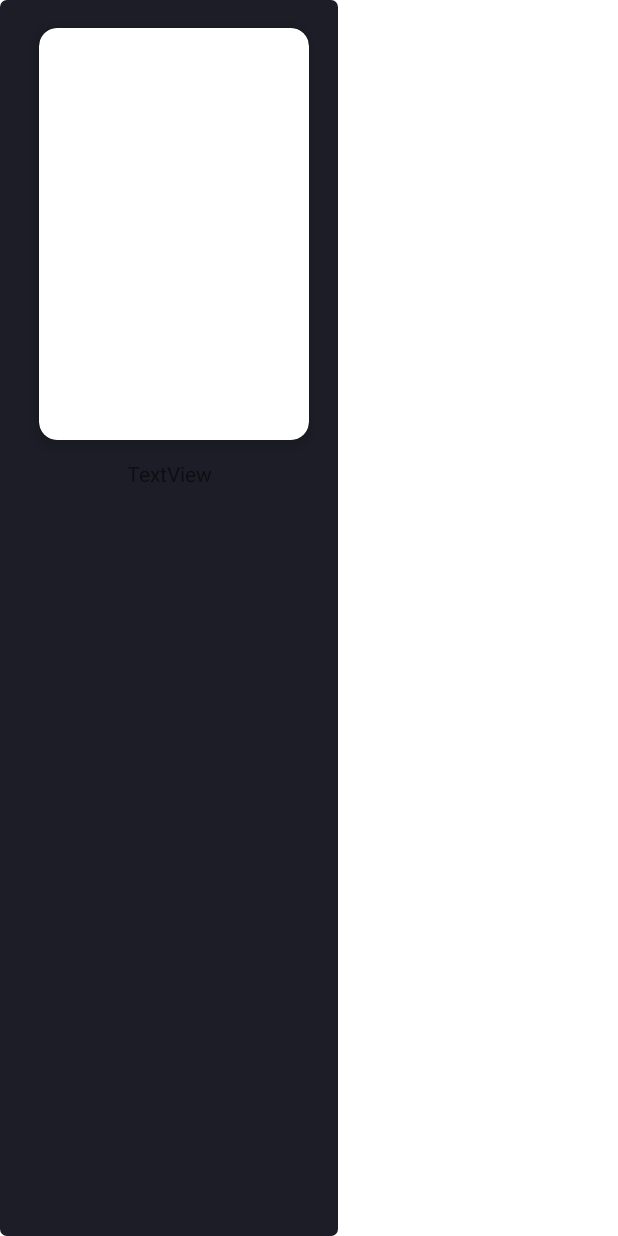
After one commit to re0078/Actex, an Android app: the layout item_movie.xml on its own in the app's theme, with its tools: preview values and no code run, on a phone screen of 412 x 824 dp. The commit adds this screen. Run offline under Robolectric (Android 15) with nearby library versions, the phone set to English and light mode, and no system bars.

Commit message:
movie_item added

```diff
--- /dev/null
+++ b/app/src/main/res/drawable/movie_detail_image.xml
@@ -0,0 +1,15 @@
+<?xml version="1.0" encoding="utf-8"?>
+<shape xmlns:android="http://schemas.android.com/apk/res/android"
+    android:shape="rectangle">
+    <solid android:color="@color/backgroundDark" />
+    <padding
+        android:bottom="6dp"
+        android:left="6dp"
+        android:right="6dp"
+        android:top="6dp" />
+    <corners android:radius="4dp" />
+
+    <stroke
+        android:width="1dp"
+        android:color="@color/backgroundDark" />
+</shape>
--- /dev/null
+++ b/app/src/main/res/drawable/movie_detail_image_selected.xml
@@ -0,0 +1,16 @@
+<?xml version="1.0" encoding="utf-8"?>
+<shape xmlns:android="http://schemas.android.com/apk/res/android"
+    xmlns:tools="http://schemas.android.com/tools"
+    android:shape="rectangle"
+    tools:ignore="ExtraText">
+    <solid android:color="@color/colorPrimary" />
+    <padding
+        android:bottom="6dp"
+        android:left="6dp"
+        android:right="6dp"
+        android:top="6dp" />
+    <corners android:radius="4dp" />
+    <stroke
+        android:width="1dp"
+        android:color="#00ffffff" />
+</shape>
--- /dev/null
+++ b/app/src/main/res/drawable/movie_image_drawable.xml
@@ -0,0 +1,16 @@
+<?xml version="1.0" encoding="utf-8"?>
+<shape xmlns:android="http://schemas.android.com/apk/res/android"
+    xmlns:tools="http://schemas.android.com/tools"
+    android:shape="rectangle"
+    tools:ignore="ExtraText">
+    <solid android:color="#00ffffff" />
+    <padding
+        android:bottom="6dp"
+        android:left="6dp"
+        android:right="6dp"
+        android:top="6dp" />
+    <corners android:radius="12dp" />
+    <stroke
+        android:width="1dp"
+        android:color="#00ffffff" />
+</shape>
--- /dev/null
+++ b/app/src/main/res/drawable/movie_item_state.xml
@@ -0,0 +1,5 @@
+<?xml version="1.0" encoding="utf-8"?>
+<selector xmlns:android="http://schemas.android.com/apk/res/android">
+    <item android:drawable="@drawable/movie_detail_image_selected" android:state_pressed="true" /> <!-- pressed -->
+    <item android:drawable="@drawable/movie_detail_image" /> <!-- default -->
+</selector>
--- /dev/null
+++ b/app/src/main/res/layout/item_movie.xml
@@ -0,0 +1,44 @@
+<?xml version="1.0" encoding="utf-8"?>
+<LinearLayout xmlns:android="http://schemas.android.com/apk/res/android"
+    xmlns:app="http://schemas.android.com/apk/res-auto"
+    xmlns:tools="http://schemas.android.com/tools"
+    android:layout_width="225dp"
+    android:layout_height="match_parent"
+    android:background="@drawable/movie_item_state"
+    android:orientation="vertical"
+    android:paddingHorizontal="@dimen/activity_horizontal_margin"
+    tools:ignore="UseCompoundDrawables">
+
+    <androidx.cardview.widget.CardView
+        android:layout_width="200dp"
+        android:layout_height="300dp"
+
+        app:cardElevation="6dp"
+        app:cardCornerRadius="12dp"
+        app:cardPreventCornerOverlap="true"
+        app:cardUseCompatPadding="true">
+
+        <ImageView
+            android:id="@+id/movieImage"
+            android:layout_width="match_parent"
+            android:layout_height="match_parent"
+            android:adjustViewBounds="true"
+            android:contentDescription="@string/movie_name"
+            android:scaleType="fitXY"
+            android:src="@drawable/movie_image_drawable" />
+
+    </androidx.cardview.widget.CardView>
+
+    <!--        app:srcCompat="@drawable/ic_launcher_background" />-->
+    <TextView
+        android:id="@+id/movieNameText"
+        android:layout_width="match_parent"
+        android:layout_height="match_parent"
+        android:text="@string/movie_name"
+        android:textAlignment="center"
+        style="@style/movie_name"
+         />
+</LinearLayout>
+
+<!--    android:layout_width="164dp"-->
+<!--    android:layout_height="225dp"-->
--- a/app/src/main/res/values/colors.xml
+++ b/app/src/main/res/values/colors.xml
@@ -9,4 +9,6 @@
     <color name="white">#FFFFFFFF</color>
     <color name="yellowTitle">#f5c611</color>
     <color name="ratingColor">#109D3D</color>
+    <color name="colorPrimary">#9D0C0C</color>
+    <color name="backgroundDark">#1d1d27</color>
 </resources>
--- a/app/src/main/res/values/dimens.xml
+++ b/app/src/main/res/values/dimens.xml
@@ -1,3 +1,5 @@
 <resources>
     <dimen name="fab_margin">16dp</dimen>
+    <dimen name="activity_horizontal_margin">16dp</dimen>
+    <dimen name="activity_vertical_margin">16dp</dimen>
 </resources>
--- a/app/src/main/res/values/strings.xml
+++ b/app/src/main/res/values/strings.xml
@@ -7,6 +7,7 @@
     <string name="next">Next</string>
     <string name="previous">Previous</string>
 
+    <string name="movie_name">TextView</string>
     <string name="recently_played_movies">recently played</string>
     <string name="most_popular_movies">most popular</string>
     <string name="top_rated_movies">top rated</string>
```
